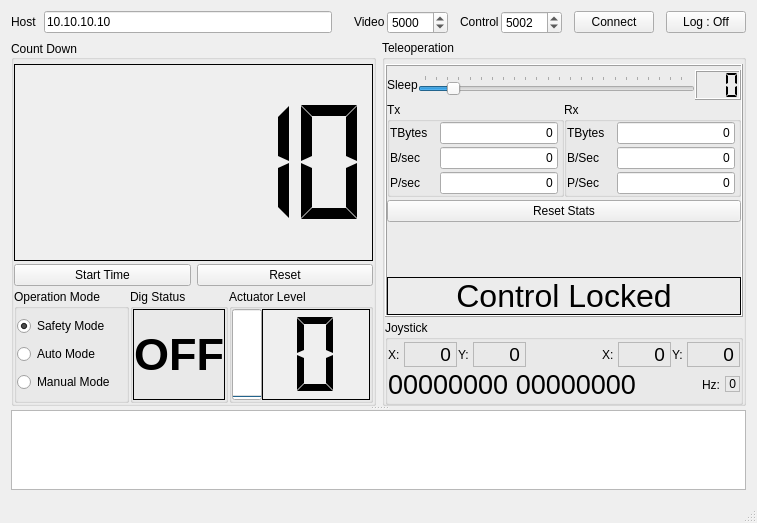
Qt form mission_control/mainwindow.ui (chicagoedt/rmc_software_2017) before a commit.
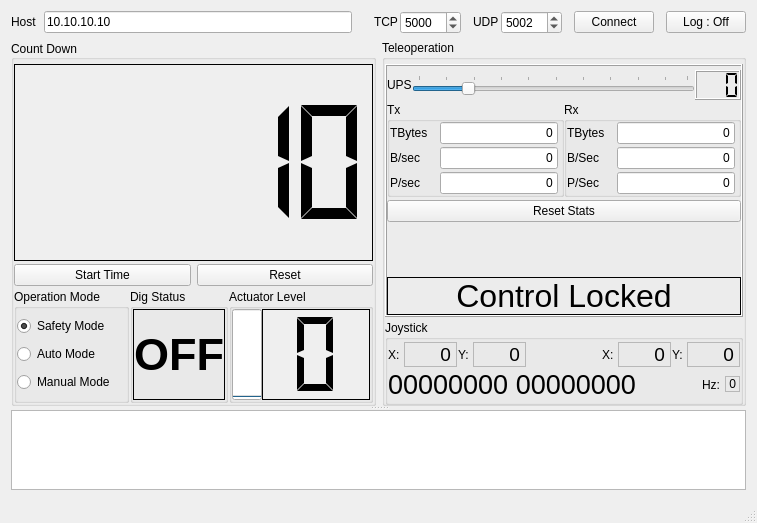
The same form after that commit.

The edit to the form file:
```diff
--- a/mission_control/mainwindow.ui
+++ b/mission_control/mainwindow.ui
@@ -163,7 +163,7 @@
              </size>
             </property>
             <property name="text">
-             <string>Video</string>
+             <string>TCP</string>
             </property>
            </widget>
           </item>
@@ -226,7 +226,7 @@
              </size>
             </property>
             <property name="text">
-             <string>Control</string>
+             <string>UDP</string>
             </property>
            </widget>
           </item>
@@ -792,7 +792,7 @@
                          <number>1</number>
                         </property>
                         <property name="text">
-                         <string>Sleep</string>
+                         <string>UPS</string>
                         </property>
                         <property name="textFormat">
                          <enum>Qt::AutoText</enum>
@@ -808,17 +808,20 @@
                          </sizepolicy>
                         </property>
                         <property name="minimum">
-                         <number>30</number>
+                         <number>1</number>
                         </property>
                         <property name="maximum">
-                         <number>500</number>
+                         <number>50</number>
                         </property>
                         <property name="singleStep">
+                         <number>1</number>
+                        </property>
+                        <property name="pageStep">
+                         <number>5</number>
+                        </property>
+                        <property name="value">
                          <number>10</number>
                         </property>
-                        <property name="value">
-                         <number>80</number>
-                        </property>
                         <property name="orientation">
                          <enum>Qt::Horizontal</enum>
                         </property>
@@ -832,7 +835,7 @@
                          <enum>QSlider::TicksAbove</enum>
                         </property>
                         <property name="tickInterval">
-                         <number>20</number>
+                         <number>5</number>
                         </property>
                        </widget>
                       </item>
```
Left out of the diff: 44 changed lines with no effect on the pictures.
